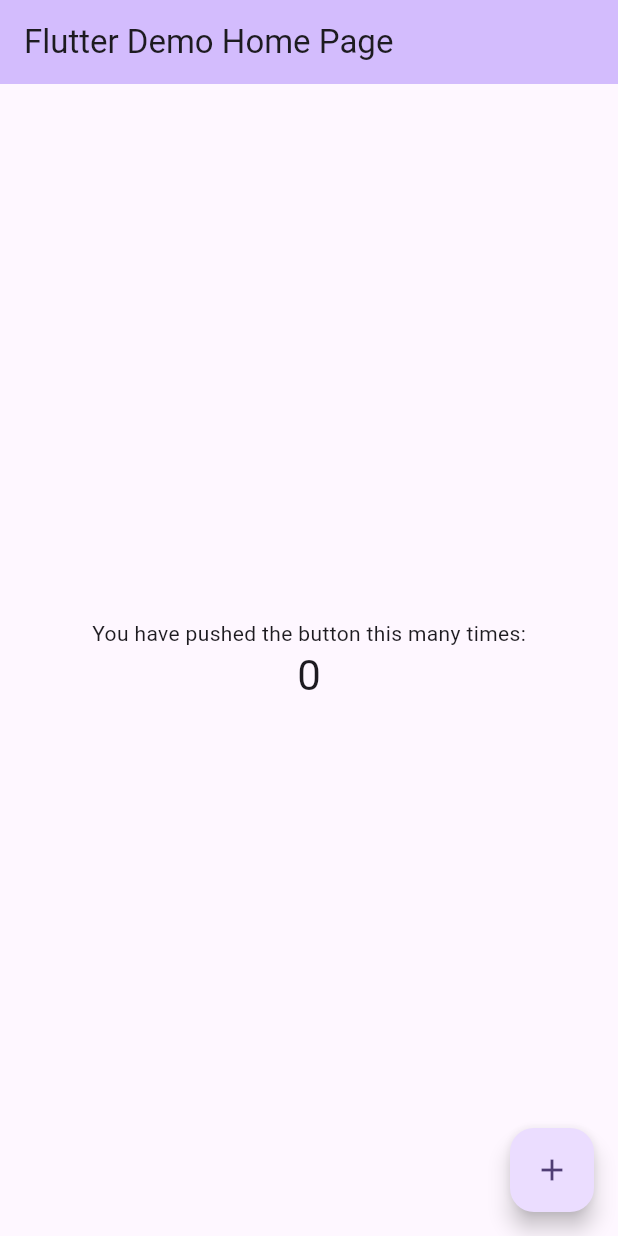
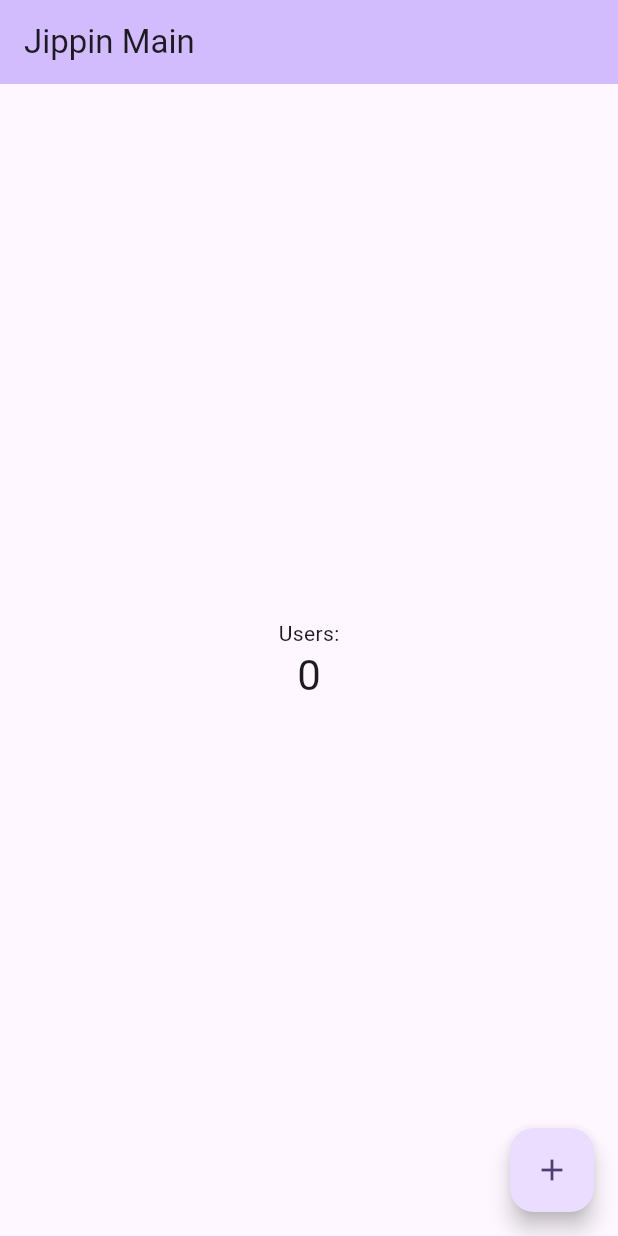
Before and after one commit to juheekim1217/jippin, a Flutter app: the screen it shows after launch, on a phone screen of 412 x 824 dp. Run offline on Flutter 3.47's test engine with Material 3 defaults, Android fonts, the phone set to English and light mode, and no system bars.

Commit message:
Initial commit

```diff
--- a/lib/main.dart
+++ b/lib/main.dart
@@ -11,7 +11,7 @@
   @override
   Widget build(BuildContext context) {
     return MaterialApp(
-      title: 'Flutter Demo',
+      title: 'Jippin',
       theme: ThemeData(
         // This is the theme of your application.
         //
@@ -31,7 +31,7 @@
         colorScheme: ColorScheme.fromSeed(seedColor: Colors.deepPurple),
         useMaterial3: true,
       ),
-      home: const MyHomePage(title: 'Flutter Demo Home Page'),
+      home: const MyHomePage(title: 'Jippin Main'),
     );
   }
 }
@@ -106,7 +106,7 @@
           mainAxisAlignment: MainAxisAlignment.center,
           children: <Widget>[
             const Text(
-              'You have pushed the button this many times:',
+              'Users:',
             ),
             Text(
               '$_counter',
```
Also changed, not shown: 8 other files.
